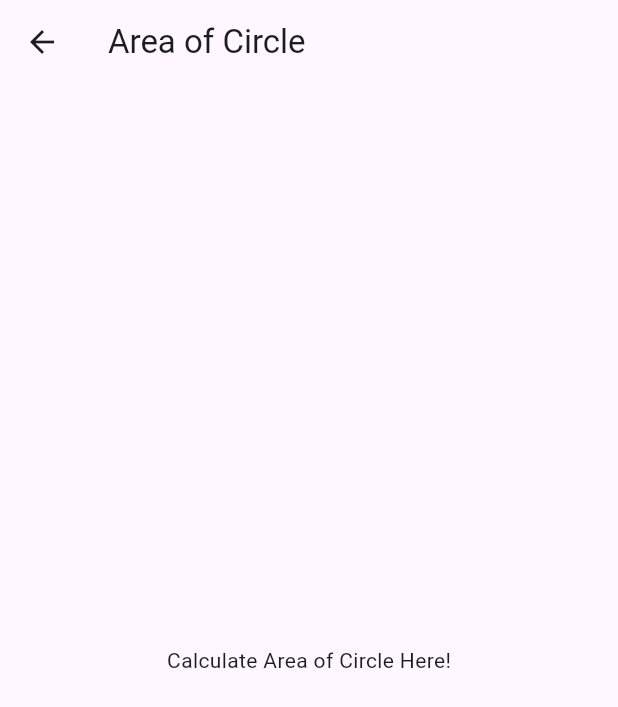
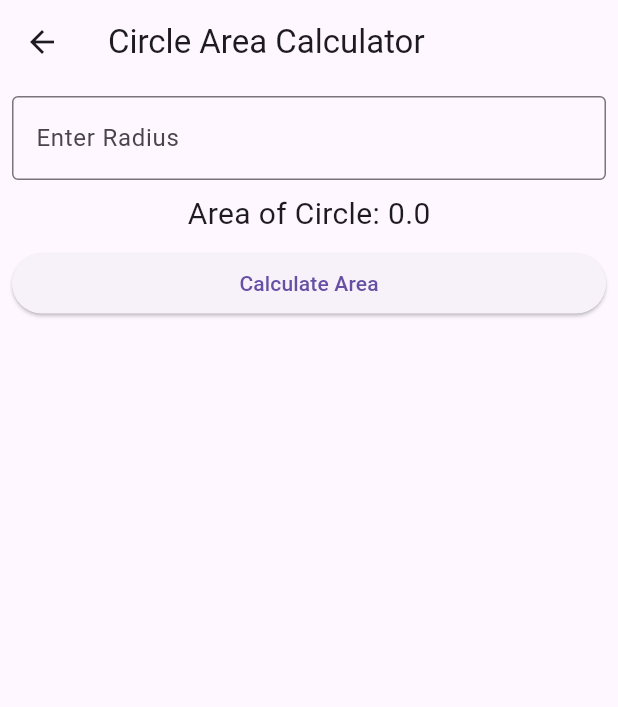
Before and after one commit to Bibek9849/first_assignment, a Flutter app: the CircleAreaView screen opened directly, on a phone screen of 412 x 824 dp. Shown: the top 707 px of the screen. Run offline on Flutter 3.47's test engine with Material 3 defaults, Android fonts, the phone set to English and light mode, and no system bars.

Commit message:
area_of_circle

```diff
--- a/lib/view/area_circle.dart
+++ b/lib/view/area_circle.dart
@@ -1,12 +1,57 @@
 import 'package:flutter/material.dart';
 
-class CircleAreaView extends StatelessWidget {
+class CircleAreaView extends StatefulWidget {
+  const CircleAreaView({super.key});
+
+  @override
+  State<CircleAreaView> createState() => _CircleAreaViewState();
+}
+
+class _CircleAreaViewState extends State<CircleAreaView> {
+  double radius = 0;
+  double area = 0;
+
   @override
   Widget build(BuildContext context) {
     return Scaffold(
-      appBar: AppBar(title: Text('Area of Circle')),
-      body: Center(
-        child: Text('Calculate Area of Circle Here!'),
+      appBar: AppBar(
+        title: const Text('Circle Area Calculator'),
+      ),
+      body: Padding(
+        padding: const EdgeInsets.all(8),
+        child: Column(
+          children: [
+            TextField(
+              onChanged: (value) {
+                radius = double.tryParse(value) ??
+                    0; // Convert input to double for calculation
+              },
+              keyboardType: TextInputType.number,
+              decoration: const InputDecoration(
+                border: OutlineInputBorder(),
+                labelText: 'Enter Radius',
+              ),
+            ),
+            const SizedBox(height: 8),
+            Text(
+              'Area of Circle: $area',
+              style: const TextStyle(fontSize: 20),
+            ),
+            const SizedBox(height: 8),
+            SizedBox(
+              width: double.infinity,
+              child: ElevatedButton(
+                onPressed: () {
+                  setState(() {
+                    area =
+                        3.14159 * radius * radius; // Calculate area using πr²
+                  });
+                },
+                child: const Text('Calculate Area'),
+              ),
+            ),
+          ],
+        ),
       ),
     );
   }
```
Also changed, not shown: lib/view/arithmetic_view.dart (+45 -23 lines).
